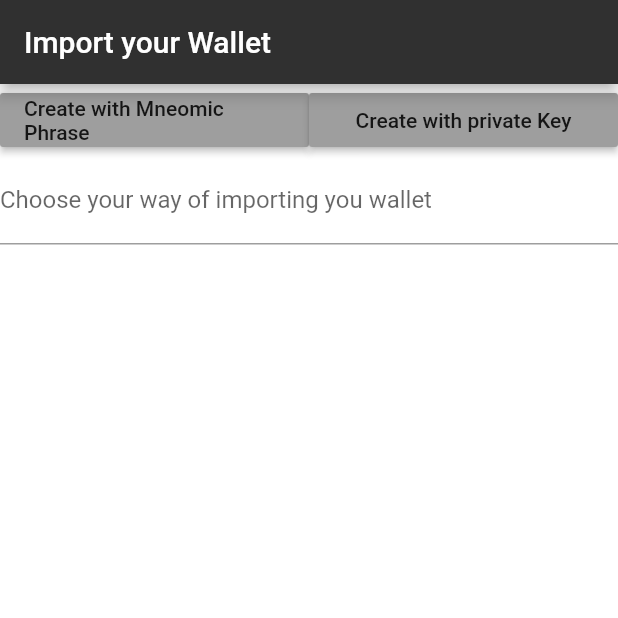
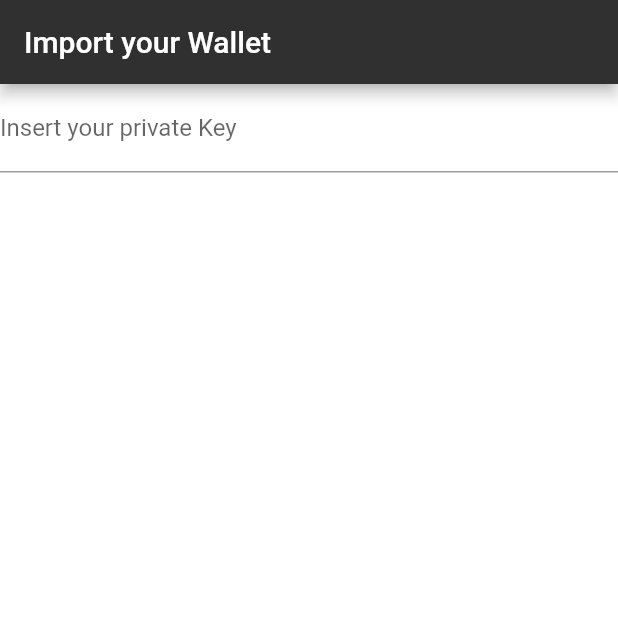
Before and after one commit to zohmeh/TheCollector, a Flutter app: the screen it shows after launch, on a phone screen of 412 x 824 dp, the top half of it. Run offline on Flutter 3.47's test engine with Material 2 defaults, Android fonts, the phone set to English and light mode, and no system bars; our stand-ins replace get_it, hex, js, shared_preferences; missing offline and left inert: bip39, dart:html, dart:js_util, image_picker_web, mime_type, pointycastle and 3 more.

Commit message:
mobilefrontend formating wallet import page

```diff
--- a/mobilefrontend/lib/screens/wallet_import_screen.dart
+++ b/mobilefrontend/lib/screens/wallet_import_screen.dart
@@ -1,3 +1,4 @@
+import '../widgets/button.dart';
 import '../providers/blockchain_wallet_interaction.dart';
 import '../widgets/errorwindow.dart';
 import '../screens/tabs_screen.dart';
@@ -12,20 +13,20 @@ class WalletImportScreen extends StatefulWidget {
 }
 
 class _WalletImportScreenState extends State<WalletImportScreen> {
-  insertOption(String _inputDescription, int _variant) {
-    color1 = Colors.grey;
-    color2 = Colors.grey;
-    setState(() {
-      inputDescription = _inputDescription;
-      _variant == 1 ? color1 = Colors.green : color2 = Colors.green;
-    });
-  }
+  //insertOption(String _inputDescription, int _variant) {
+  //  color1 = Colors.grey;
+  //  color2 = Colors.grey;
+  //  setState(() {
+  //    inputDescription = _inputDescription;
+  //    _variant == 1 ? color1 = Colors.green : color2 = Colors.green;
+  //  });
+  //}
 
-  Color color1 = Colors.grey;
-  Color color2 = Colors.grey;
-  bool isMemomic = false;
+  //Color color1 = Colors.grey;
+  //Color color2 = Colors.grey;
+  //bool isMemomic = false;
   bool isWallet = false;
-  String inputDescription = "Choose your way of importing you wallet";
+  //String inputDescription = "Choose your way of importing you wallet";
 
   setWallet() {
     setState(() {
@@ -35,6 +36,20 @@ class _WalletImportScreenState extends State<WalletImportScreen> {
 
   @override
   Widget build(BuildContext context) {
+    Future _login() async {
+      await BlockchainWalletInteraction().getMyOwnAddress().catchError(
+            (error) => errorWindow(
+                ctx: context,
+                title: "An error occured",
+                content: error.message),
+          );
+      Navigator.of(context).pushReplacement(
+        MaterialPageRoute(
+          builder: (ctx) => TabsScreen(0),
+        ),
+      );
+    }
+
     return Scaffold(
       backgroundColor: Theme.of(context).backgroundColor,
       appBar: AppBar(
@@ -45,42 +60,44 @@ class _WalletImportScreenState extends State<WalletImportScreen> {
           mainAxisAlignment: MainAxisAlignment.center,
           crossAxisAlignment: CrossAxisAlignment.center,
           children: [
-            Row(
-              children: [
-                Expanded(
-                  child: RaisedButton(
-                    color: color1,
-                    child: Text("Create with Mneomic Phrase"),
-                    onPressed: () => setState(
-                      () {
-                        insertOption("Insert your mnemoic Phrase", 1);
-                        isMemomic = true;
-                      },
-                    ),
-                  ),
-                ),
-                Expanded(
-                  child: RaisedButton(
-                    color: color2,
-                    child: Text("Create with private Key"),
-                    onPressed: () => setState(
-                      () => insertOption("Insert your private Key", 2),
-                    ),
-                  ),
-                ),
-              ],
-            ),
+            //Row(
+            //  children: [
+            //Expanded(
+            //  child: RaisedButton(
+            //    color: color1,
+            //    child: Text("Create with Mneomic Phrase"),
+            //    onPressed: () => setState(
+            //      () {
+            //        insertOption("Insert your mnemoic Phrase", 1);
+            //        isMemomic = true;
+            //      },
+            //    ),
+            //  ),
+            //),
+            //Expanded(
+            //  child: RaisedButton(
+            //    color: color2,
+            //    child: Text("Create with private Key"),
+            //    onPressed: () => setState(
+            //      () => insertOption("Insert your private Key", 2),
+            //    ),
+            //  ),
+            //),
+            //],
+            //),
             Expanded(
               child: TextFormField(
-                decoration: InputDecoration(labelText: inputDescription),
+                decoration:
+                    InputDecoration(labelText: "Insert your private Key"),
                 onFieldSubmitted: (value) async {
                   final prefs = await SharedPreferences.getInstance();
-                  isMemomic == true
-                      ? prefs.setString(
-                          "privateKey",
-                          BlockchainWalletInteraction().setPrivateKey(value),
-                        )
-                      : prefs.setString("privateKey", value);
+                  //isMemomic == true
+                  //    ? prefs.setString(
+                  //        "privateKey",
+                  //        BlockchainWalletInteraction().setPrivateKey(value),
+                  //      )
+                  //    :
+                  prefs.setString("privateKey", value);
                   errorWindow(
                       ctx: context,
                       title: "Your wallet was imported succesfully",
@@ -91,24 +108,12 @@ class _WalletImportScreenState extends State<WalletImportScreen> {
             ),
             isWallet == false
                 ? Container()
-                : RaisedButton(
-                    child: Text("Go to DushiBets Universe"),
-                    onPressed: () async {
-                      await BlockchainWalletInteraction()
-                          .getMyOwnAddress()
-                          .catchError(
-                            (error) => errorWindow(
-                                ctx: context,
-                                title: "An error occured",
-                                content: error.message),
-                          );
-                      Navigator.of(context).pushReplacement(
-                        MaterialPageRoute(
-                          builder: (ctx) => TabsScreen(0),
-                        ),
-                      );
-                    },
-                  ),
+                : button(
+                    Theme.of(context).buttonColor,
+                    Theme.of(context).highlightColor,
+                    "Go to The Collector Universe",
+                    _login,
+                  )
           ],
         ),
       ),
```
Also changed, not shown: mobilefrontend/lib/widgets/raisedButton.dart (deleted, +0 -15 lines).
